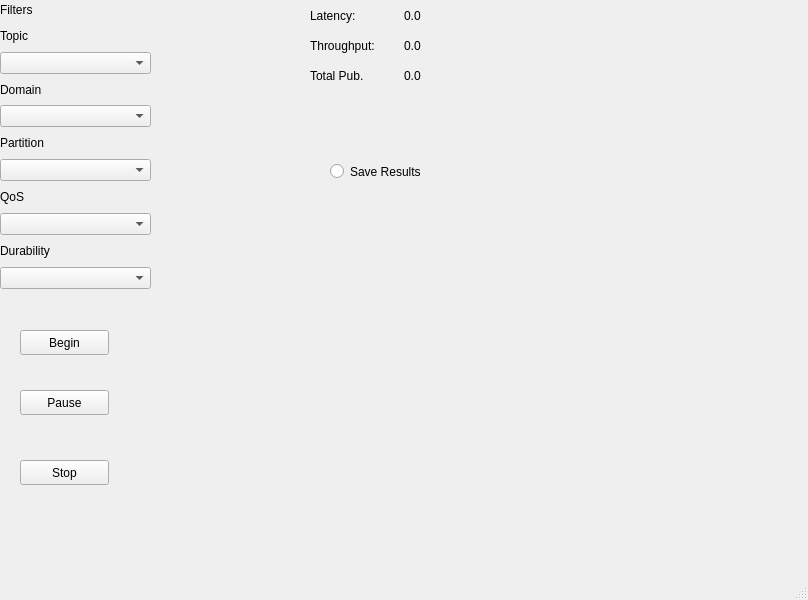
This is GenericLayout.ui in rmslick/ddsSniff as Qt 5 draws it before an edit. The edited form follows.
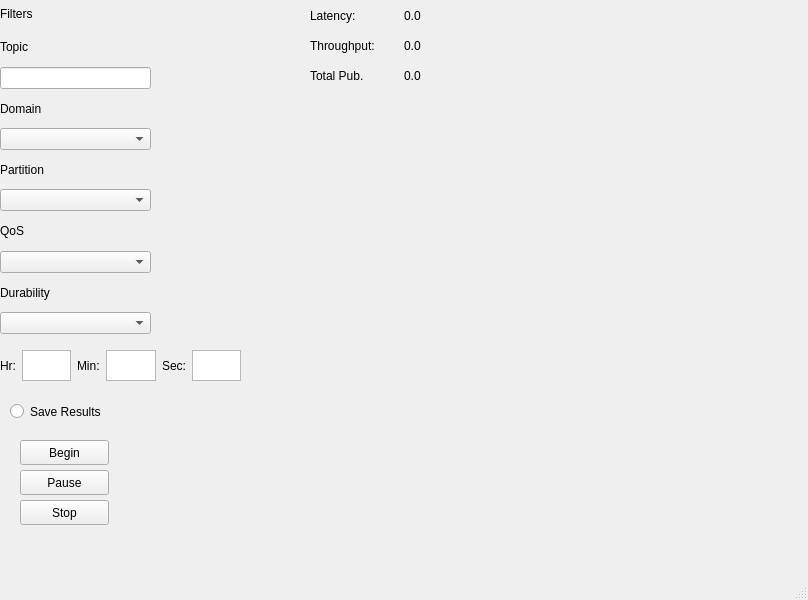
This is the edited form.

Commit message: Added user input options for topic name and integrated the pyShark sniffer.

```diff
--- a/GenericLayout.ui
+++ b/GenericLayout.ui
@@ -20,20 +20,10 @@
       <x>0</x>
       <y>0</y>
       <width>151</width>
-      <height>289</height>
+      <height>334</height>
      </rect>
     </property>
     <layout class="QGridLayout" name="gridLayout">
-     <item row="9" column="0">
-      <widget class="QComboBox" name="partitionComboBox"/>
-     </item>
-     <item row="0" column="0">
-      <widget class="QLabel" name="filterLabel">
-       <property name="text">
-        <string>Filters</string>
-       </property>
-      </widget>
-     </item>
      <item row="3" column="0">
       <widget class="QLabel" name="domainLabel">
        <property name="text">
@@ -41,19 +31,6 @@
        </property>
       </widget>
      </item>
-     <item row="6" column="0">
-      <widget class="QLabel" name="partitionLabel">
-       <property name="text">
-        <string>Partition</string>
-       </property>
-      </widget>
-     </item>
-     <item row="4" column="0">
-      <widget class="QComboBox" name="domainComboBox"/>
-     </item>
-     <item row="7" column="0">
-      <widget class="QComboBox" name="partitionComboBox_2"/>
-     </item>
      <item row="1" column="0">
       <widget class="QLabel" name="topicLabel">
        <property name="text">
@@ -61,15 +38,8 @@
        </property>
       </widget>
      </item>
-     <item row="2" column="0">
-      <widget class="QComboBox" name="topicComboBox"/>
-     </item>
-     <item row="8" column="0">
-      <widget class="QLabel" name="partitionLabel_2">
-       <property name="text">
-        <string>QoS</string>
-       </property>
-      </widget>
+     <item row="9" column="0">
+      <widget class="QComboBox" name="partitionComboBox"/>
      </item>
      <item row="11" column="0">
       <widget class="QComboBox" name="partitionComboBox_3"/>
@@ -81,13 +51,43 @@
        </property>
       </widget>
      </item>
+     <item row="4" column="0">
+      <widget class="QComboBox" name="domainComboBox"/>
+     </item>
+     <item row="6" column="0">
+      <widget class="QLabel" name="partitionLabel">
+       <property name="text">
+        <string>Partition</string>
+       </property>
+      </widget>
+     </item>
+     <item row="7" column="0">
+      <widget class="QComboBox" name="partitionComboBox_2"/>
+     </item>
+     <item row="0" column="0">
+      <widget class="QLabel" name="filterLabel">
+       <property name="text">
+        <string>Filters</string>
+       </property>
+      </widget>
+     </item>
+     <item row="8" column="0">
+      <widget class="QLabel" name="partitionLabel_2">
+       <property name="text">
+        <string>QoS</string>
+       </property>
+      </widget>
+     </item>
+     <item row="2" column="0">
+      <widget class="QLineEdit" name="topicLineEdit"/>
+     </item>
     </layout>
    </widget>
    <widget class="QWidget" name="verticalLayoutWidget">
     <property name="geometry">
      <rect>
-      <x>150</x>
-      <y>240</y>
+      <x>250</x>
+      <y>210</y>
       <width>501</width>
       <height>311</height>
      </rect>
@@ -154,7 +154,7 @@
     <property name="geometry">
      <rect>
       <x>20</x>
-      <y>330</y>
+      <y>440</y>
       <width>89</width>
       <height>25</height>
      </rect>
@@ -167,7 +167,7 @@
     <property name="geometry">
      <rect>
       <x>20</x>
-      <y>390</y>
+      <y>470</y>
       <width>89</width>
       <height>25</height>
      </rect>
@@ -180,7 +180,7 @@
     <property name="geometry">
      <rect>
       <x>20</x>
-      <y>460</y>
+      <y>500</y>
       <width>89</width>
       <height>25</height>
      </rect>
@@ -218,8 +218,8 @@
    <widget class="QRadioButton" name="radioButton">
     <property name="geometry">
      <rect>
-      <x>330</x>
-      <y>160</y>
+      <x>10</x>
+      <y>400</y>
       <width>112</width>
       <height>23</height>
      </rect>
@@ -228,6 +228,48 @@
      <string>Save Results</string>
     </property>
    </widget>
+   <widget class="QWidget" name="horizontalLayoutWidget_4">
+    <property name="geometry">
+     <rect>
+      <x>0</x>
+      <y>350</y>
+      <width>241</width>
+      <height>31</height>
+     </rect>
+    </property>
+    <layout class="QHBoxLayout" name="horizontalLayout_5">
+     <item>
+      <widget class="QLabel" name="label">
+       <property name="text">
+        <string>Hr:</string>
+       </property>
+      </widget>
+     </item>
+     <item>
+      <widget class="QTextEdit" name="hourTextEdit"/>
+     </item>
+     <item>
+      <widget class="QLabel" name="label_2">
+       <property name="text">
+        <string>Min:</string>
+       </property>
+      </widget>
+     </item>
+     <item>
+      <widget class="QTextEdit" name="minTextEdit"/>
+     </item>
+     <item>
+      <widget class="QLabel" name="label_3">
+       <property name="text">
+        <string>Sec:</string>
+       </property>
+      </widget>
+     </item>
+     <item>
+      <widget class="QTextEdit" name="secTextEdit"/>
+     </item>
+    </layout>
+   </widget>
   </widget>
   <widget class="QMenuBar" name="menubar">
    <property name="geometry">
```
The commit also changes 1 other file.
